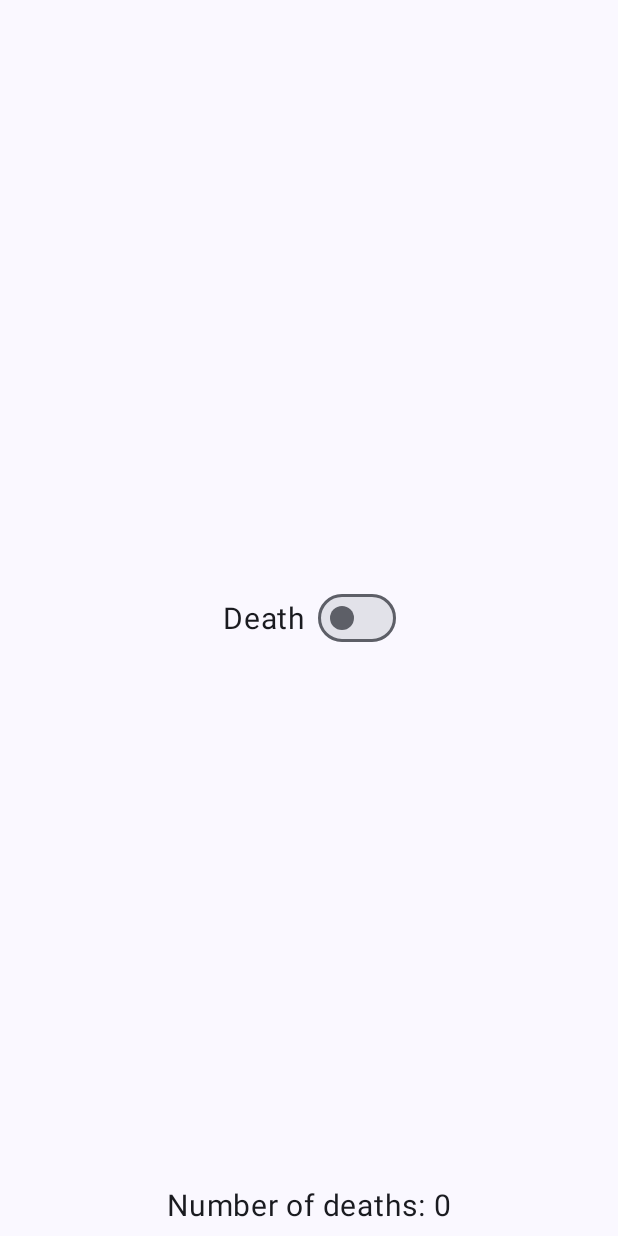
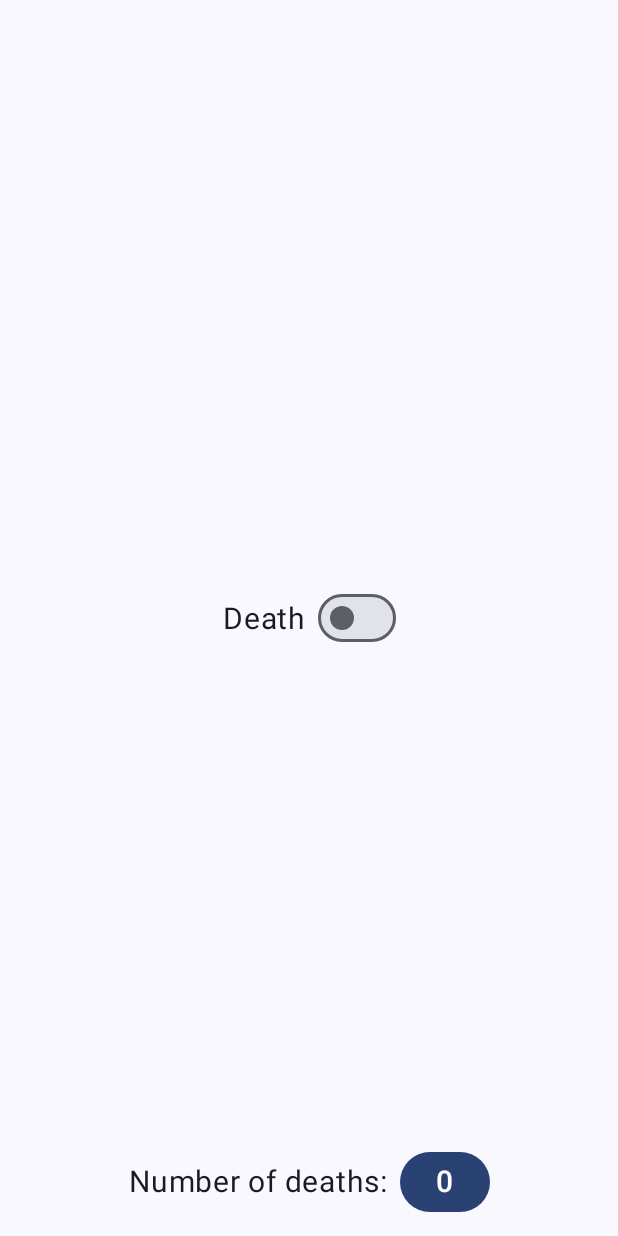
Before and after one commit to yesseruser/death-switch-android, an Android app built with Jetpack Compose: the screen it shows after launch (MainActivity), on a phone screen of 412 x 824 dp. Run offline under Robolectric (Android 15) with nearby library versions, the phone set to English and light mode, and no system bars.

Commit message:
Highlited the death number.

```diff
--- a/app/src/main/java/com/yesser_studios/death_switch/MainActivity.kt
+++ b/app/src/main/java/com/yesser_studios/death_switch/MainActivity.kt
@@ -114,6 +114,8 @@ fun AppContent() {
             DeathCounter(
                 deaths = loadedDeathCount.value!!,
                 horizontalAlignment = Alignment.CenterHorizontally,
+                verticalAlignment = Alignment.CenterVertically,
+                horizontalArrangement = Arrangement.Center,
                 verticalArrangement = Arrangement.Bottom)
         }
     }
@@ -122,14 +124,29 @@ fun AppContent() {
 @Composable
 fun DeathCounter (deaths: Int,
                   horizontalAlignment: Alignment.Horizontal,
+                  verticalAlignment: Alignment.Vertical,
+                  horizontalArrangement: Arrangement.Horizontal,
                   verticalArrangement: Arrangement.Vertical) {
     Column (
         horizontalAlignment = horizontalAlignment,
         verticalArrangement = verticalArrangement) {
-            Text(
-                text = "Number of deaths: $deaths",
-                fontSize = 20.sp,
-                modifier = Modifier.padding(8.dp))
+            Row (
+                modifier = Modifier.padding(8.dp),
+                horizontalArrangement = horizontalArrangement,
+                verticalAlignment = verticalAlignment) {
+                    Text(
+                        text = "Number of deaths:",
+                        fontSize = 20.sp,
+                        modifier = Modifier.padding(4.dp))
+                    HighlightText(text = "$deaths", Modifier.padding(4.dp))
+            }
+    }
+}
+
+@Composable
+fun HighlightText(text: String, modifier: Modifier) {
+    Button( onClick = { }, modifier = modifier ) {
+        Text(text = text, fontSize = 20.sp)
     }
 }
 
```
